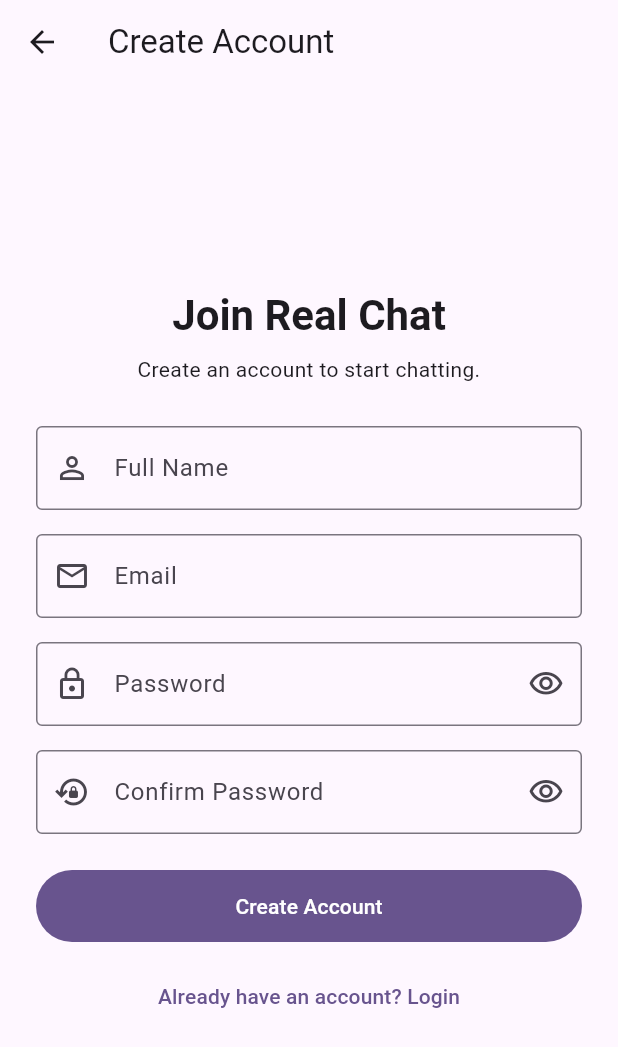
After one commit to MUfoysal/real-chat, a Flutter app: the SignupPage screen opened directly, after a tap on "Create Account", after a tap on "Already have an account? Login", after a tap on "Sign Up", on a phone screen of 412 x 824 dp. The commit adds this screen. Shown: the top 1047 px of the screen. Run offline on Flutter 3.47's test engine with Material 3 defaults, Android fonts, the phone set to English and light mode, and no system bars; our stand-ins replace cloud_firestore, firebase_auth, firebase_core, google_sign_in; accounts and stored records are empty.

Commit message:
feat(auth): save user profiles to Firestore

```diff
--- a/lib/features/auth/data/auth_repository.dart
+++ b/lib/features/auth/data/auth_repository.dart
@@ -1,21 +1,50 @@
-
 import 'package:firebase_auth/firebase_auth.dart';
 import 'package:flutter/foundation.dart';
 import 'package:google_sign_in/google_sign_in.dart';
+import 'package:cloud_firestore/cloud_firestore.dart';
 
 class AuthRepository {
   AuthRepository({FirebaseAuth? firebaseAuth})
-      : _auth = firebaseAuth ?? FirebaseAuth.instance;
+    : _auth = firebaseAuth ?? FirebaseAuth.instance;
 
   final FirebaseAuth _auth;
 
   // Google Sign-In 7.x: initialize exactly once.
-  static final Future<void> _googleInitialization =
-      GoogleSignIn.instance.initialize();
+  static final Future<void> _googleInitialization = GoogleSignIn.instance
+      .initialize();
 
   Stream<User?> get authStateChanges => _auth.authStateChanges();
 
   User? get currentUser => _auth.currentUser;
+
+  Future<void> _saveUserProfile(User user) async {
+    final userRef = FirebaseFirestore.instance
+        .collection('users')
+        .doc(user.uid);
+
+    await FirebaseFirestore.instance.runTransaction<void>((transaction) async {
+      final snapshot = await transaction.get(userRef);
+
+      final profile = <String, dynamic>{
+        'uid': user.uid,
+        'name': user.displayName ?? '',
+        'email': user.email ?? '',
+        'photoUrl': user.photoURL,
+      };
+
+      if (!snapshot.exists) {
+        transaction.set(userRef, {
+          ...profile,
+          'createdAt': FieldValue.serverTimestamp(),
+        });
+      } else {
+        transaction.set(userRef, {
+          ...profile,
+          'updatedAt': FieldValue.serverTimestamp(),
+        }, SetOptions(merge: true));
+      }
+    });
+  }
 
   Future<UserCredential> signUp({
     required String email,
@@ -27,10 +56,23 @@ class AuthRepository {
       password: password,
     );
 
+    final user = credential.user;
+
+    if (user == null) {
+      throw StateError('Account creation failed.');
+    }
+
     final name = displayName?.trim();
 
     if (name != null && name.isNotEmpty) {
-      await credential.user?.updateDisplayName(name);
+      await user.updateDisplayName(name);
+      await user.reload();
+    }
+
+    final currentUser = _auth.currentUser;
+
+    if (currentUser != null) {
+      await _saveUserProfile(currentUser);
     }
 
     return credential;
@@ -65,9 +107,7 @@ class AuthRepository {
     return _auth.signInWithCredential(credential);
   }
 
-  Future<void> sendPasswordResetEmail({
-    required String email,
-  }) {
+  Future<void> sendPasswordResetEmail({required String email}) {
     return _auth.sendPasswordResetEmail(email: email.trim());
   }
 
--- a/lib/features/auth/presentation/pages/login_page.dart
+++ b/lib/features/auth/presentation/pages/login_page.dart
@@ -1,8 +1,8 @@
-
 import 'package:firebase_auth/firebase_auth.dart';
 import 'package:flutter/material.dart';
 
 import '../../data/auth_repository.dart';
+import 'signup_page.dart';
 
 class LoginPage extends StatefulWidget {
   const LoginPage({super.key});
@@ -145,9 +145,8 @@ class _LoginPageState extends State<LoginPage> {
                       validator: (value) {
                         final email = value?.trim() ?? '';
                         if (email.isEmpty) return 'Email is required.';
-                        if (!RegExp(
-                          r'^[^@\s]+@[^@\s]+\.[^@\s]+$',
-                        ).hasMatch(email)) {
+                        if (!RegExp(r'^[^@\s]+@[^@\s]+\.[^@\s]+$')
+                            .hasMatch(email)) {
                           return 'Enter a valid email address.';
                         }
                         return null;
@@ -208,9 +207,7 @@ class _LoginPageState extends State<LoginPage> {
                       const SizedBox(height: 8),
                     ],
                     FilledButton(
-                      onPressed: _isLoading || _isGoogleLoading
-                          ? null
-                          : _login,
+                      onPressed: _isLoading || _isGoogleLoading ? null : _login,
                       child: Padding(
                         padding: const EdgeInsets.symmetric(vertical: 14),
                         child: _isLoading
@@ -244,9 +241,22 @@ class _LoginPageState extends State<LoginPage> {
                       ),
                     ),
                     const SizedBox(height: 20),
-                    const Text(
-                      'New here? Sign-up screen will be added next.',
-                      textAlign: TextAlign.center,
+                    Wrap(
+                      alignment: WrapAlignment.center,
+                      crossAxisAlignment: WrapCrossAlignment.center,
+                      children: [
+                        const Text("Don't have an account?"),
+                        TextButton(
+                          onPressed: () {
+                            Navigator.of(context).push(
+                              MaterialPageRoute<void>(
+                                builder: (_) => const SignupPage(),
+                              ),
+                            );
+                          },
+                          child: const Text('Sign Up'),
+                        ),
+                      ],
                     ),
                   ],
                 ),
--- /dev/null
+++ b/lib/features/auth/presentation/pages/signup_page.dart
@@ -0,0 +1,250 @@
+import 'package:firebase_auth/firebase_auth.dart';
+import 'package:flutter/material.dart';
+
+import '../../data/auth_repository.dart';
+import 'login_page.dart';
+
+class SignupPage extends StatefulWidget {
+  const SignupPage({super.key});
+
+  @override
+  State<SignupPage> createState() => _SignupPageState();
+}
+
+class _SignupPageState extends State<SignupPage> {
+  final _formKey = GlobalKey<FormState>();
+  final _nameController = TextEditingController();
+  final _emailController = TextEditingController();
+  final _passwordController = TextEditingController();
+  final _confirmPasswordController = TextEditingController();
+  final _authRepository = AuthRepository();
+
+  bool _isLoading = false;
+  bool _obscurePassword = true;
+  bool _obscureConfirmPassword = true;
+  String? _errorMessage;
+
+  @override
+  void dispose() {
+    _nameController.dispose();
+    _emailController.dispose();
+    _passwordController.dispose();
+    _confirmPasswordController.dispose();
+    super.dispose();
+  }
+
+  Future<void> _createAccount() async {
+    if (!_formKey.currentState!.validate()) return;
+
+    setState(() {
+      _isLoading = true;
+      _errorMessage = null;
+    });
+
+    try {
+      await _authRepository.signUp(
+        email: _emailController.text,
+        password: _passwordController.text,
+        displayName: _nameController.text,
+      );
+
+      // AuthGate detects the new authenticated user automatically.
+    } on FirebaseAuthException catch (e) {
+      if (!mounted) return;
+
+      setState(() {
+        _errorMessage = switch (e.code) {
+          'email-already-in-use' => 'An account already exists for this email.',
+          'invalid-email' => 'Please enter a valid email address.',
+          'weak-password' => 'Please choose a stronger password.',
+          'network-request-failed' =>
+            'Network error. Check your internet connection.',
+          _ => e.message ?? 'Could not create your account.',
+        };
+      });
+    } catch (_) {
+      if (!mounted) return;
+
+      setState(() {
+        _errorMessage = 'Something went wrong. Please try again.';
+      });
+    } finally {
+      if (mounted) {
+        setState(() => _isLoading = false);
+      }
+    }
+  }
+
+  @override
+  Widget build(BuildContext context) {
+    final colors = Theme.of(context).colorScheme;
+
+    return Scaffold(
+      appBar: AppBar(title: const Text('Create Account')),
+      body: SafeArea(
+        child: Center(
+          child: SingleChildScrollView(
+            padding: const EdgeInsets.all(24),
+            child: ConstrainedBox(
+              constraints: const BoxConstraints(maxWidth: 420),
+              child: Form(
+                key: _formKey,
+                child: Column(
+                  crossAxisAlignment: CrossAxisAlignment.stretch,
+                  children: [
+                    Text(
+                      'Join Real Chat',
+                      textAlign: TextAlign.center,
+                      style: Theme.of(context).textTheme.headlineMedium
+                          ?.copyWith(fontWeight: FontWeight.bold),
+                    ),
+                    const SizedBox(height: 8),
+                    const Text(
+                      'Create an account to start chatting.',
+                      textAlign: TextAlign.center,
+                    ),
+                    const SizedBox(height: 28),
+                    TextFormField(
+                      controller: _nameController,
+                      textCapitalization: TextCapitalization.words,
+                      decoration: const InputDecoration(
+                        labelText: 'Full Name',
+                        prefixIcon: Icon(Icons.person_outline),
+                        border: OutlineInputBorder(),
+                      ),
+                      validator: (value) {
+                        if (value == null || value.trim().isEmpty) {
+                          return 'Name is required.';
+                        }
+                        return null;
+                      },
+                    ),
+                    const SizedBox(height: 16),
+                    TextFormField(
+                      controller: _emailController,
+                      keyboardType: TextInputType.emailAddress,
+                      decoration: const InputDecoration(
+                        labelText: 'Email',
+                        prefixIcon: Icon(Icons.email_outlined),
+                        border: OutlineInputBorder(),
+                      ),
+                      validator: (value) {
+                        final email = value?.trim() ?? '';
+                        if (email.isEmpty) return 'Email is required.';
+                        if (!RegExp(r'^[^@\s]+@[^@\s]+\.[^@\s]+$')
+                            .hasMatch(email)) {
+                          return 'Enter a valid email address.';
+                        }
+                        return null;
+                      },
+                    ),
+                    const SizedBox(height: 16),
+                    TextFormField(
+                      controller: _passwordController,
+                      obscureText: _obscurePassword,
+                      decoration: InputDecoration(
+                        labelText: 'Password',
+                        prefixIcon: const Icon(Icons.lock_outline),
+                        border: const OutlineInputBorder(),
+                        suffixIcon: IconButton(
+                          onPressed: () {
+                            setState(() {
+                              _obscurePassword = !_obscurePassword;
+                            });
+                          },
+                          icon: Icon(
+                            _obscurePassword
+                                ? Icons.visibility_outlined
+                                : Icons.visibility_off_outlined,
+                          ),
+                        ),
+                      ),
+                      validator: (value) {
+                        if (value == null || value.isEmpty) {
+                          return 'Password is required.';
+                        }
+                        if (value.length < 6) {
+                          return 'Use at least 6 characters.';
+                        }
+                        return null;
+                      },
+                    ),
+                    const SizedBox(height: 16),
+                    TextFormField(
+                      controller: _confirmPasswordController,
+                      obscureText: _obscureConfirmPassword,
+                      decoration: InputDecoration(
+                        labelText: 'Confirm Password',
+                        prefixIcon: const Icon(Icons.lock_reset_outlined),
+                        border: const OutlineInputBorder(),
+                        suffixIcon: IconButton(
+                          onPressed: () {
+                            setState(() {
+                              _obscureConfirmPassword =
+                                  !_obscureConfirmPassword;
+                            });
+                          },
+                          icon: Icon(
+                            _obscureConfirmPassword
+                                ? Icons.visibility_outlined
+                                : Icons.visibility_off_outlined,
+                          ),
+                        ),
+                      ),
+                      validator: (value) {
+                        if (value == null || value.isEmpty) {
+                          return 'Please confirm your password.';
+                        }
+                        if (value != _passwordController.text) {
+                          return 'Passwords do not match.';
+                        }
+                        return null;
+                      },
+                    ),
+                    if (_errorMessage != null) ...[
+                      const SizedBox(height: 16),
+                      Text(
+                        _errorMessage!,
+                        textAlign: TextAlign.center,
+                        style: TextStyle(color: colors.error),
+                      ),
+                    ],
+                    const SizedBox(height: 24),
+                    FilledButton(
+                      onPressed: _isLoading ? null : _createAccount,
+                      child: Padding(
+                        padding: const EdgeInsets.symmetric(vertical: 14),
+                        child: _isLoading
+                            ? const SizedBox(
+                                width: 20,
+                                height: 20,
+                                child: CircularProgressIndicator(
+                                  strokeWidth: 2,
+                                ),
+                              )
+                            : const Text('Create Account'),
+                      ),
+                    ),
+                    const SizedBox(height: 12),
+                    TextButton(
+                      onPressed: _isLoading
+                          ? null
+                          : () {
+                              Navigator.of(context).pushReplacement(
+                                MaterialPageRoute<void>(
+                                  builder: (_) => const LoginPage(),
+                                ),
+                              );
+                            },
+                      child: const Text('Already have an account? Login'),
+                    ),
+                  ],
+                ),
+              ),
+            ),
+          ),
+        ),
+      ),
+    );
+  }
+}
--- a/pubspec.yaml
+++ b/pubspec.yaml
@@ -39,6 +39,7 @@ dependencies:
     sdk: flutter
   firebase_auth: ^7.0.1
   google_sign_in: ^7.2.0
+  cloud_firestore: ^7.1.0
 
 dev_dependencies:
   flutter_test:
```
Also changed, not shown: pubspec.lock, 3 other files.
